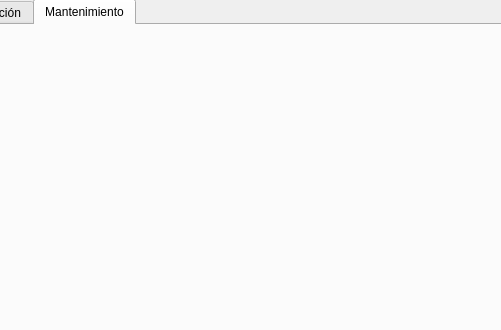
Old version of the form TpO_base/mainwindow.ui in the repository LauraMont/TPO-CarWash; both pictures show x 216 to 717 and y 0 to 330 of the 800 by 600 pixel window.
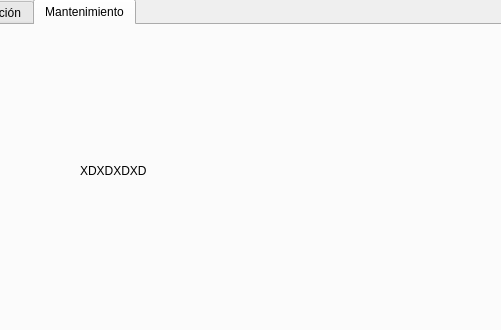
New version of the form.

```diff
--- a/TpO_base/mainwindow.ui
+++ b/TpO_base/mainwindow.ui
@@ -45,6 +45,19 @@
      <attribute name="title">
       <string>Mantenimiento</string>
      </attribute>
+     <widget class="QLabel" name="label">
+      <property name="geometry">
+       <rect>
+        <x>300</x>
+        <y>75</y>
+        <width>341</width>
+        <height>141</height>
+       </rect>
+      </property>
+      <property name="text">
+       <string>XDXDXDXD</string>
+      </property>
+     </widget>
     </widget>
    </widget>
   </widget>
```
